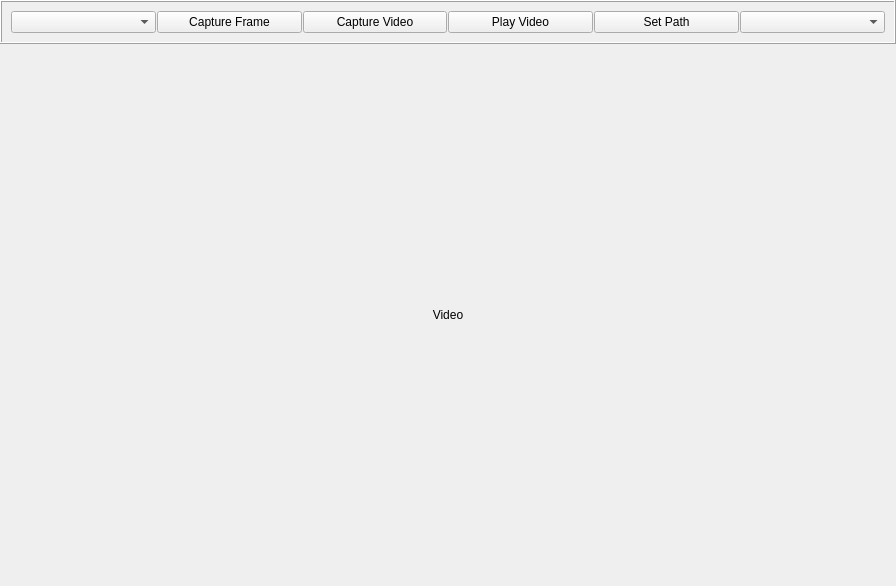
Before: the Qt Designer form mainwindow.ui in Nachos-mic/Aplikacja_Strumienie_Wideo, drawn with Qt 5.
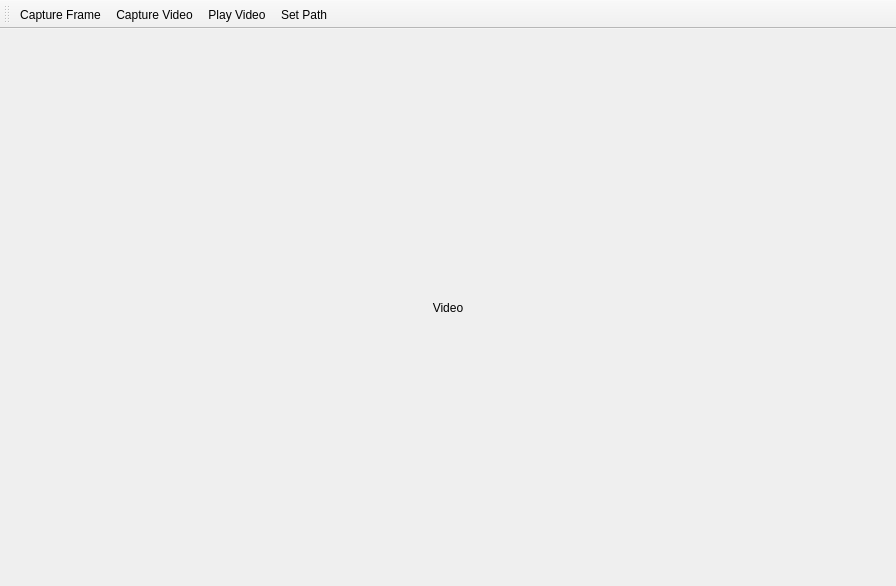
After: the same form once the commit is applied.

Commit message: Zmieniono na faktyczny toolbar

Patch:
```diff
--- a/mainwindow.ui
+++ b/mainwindow.ui
@@ -30,61 +30,6 @@
     <property name="bottomMargin">
      <number>0</number>
     </property>
-    <item>
-     <widget class="QFrame" name="controlBar">
-      <property name="sizePolicy">
-       <sizepolicy hsizetype="Preferred" vsizetype="Fixed">
-        <horstretch>0</horstretch>
-        <verstretch>0</verstretch>
-       </sizepolicy>
-      </property>
-      <property name="frameShape">
-       <enum>QFrame::Box</enum>
-      </property>
-      <property name="frameShadow">
-       <enum>QFrame::Raised</enum>
-      </property>
-      <layout class="QHBoxLayout" name="horizontalLayout">
-       <property name="spacing">
-        <number>1</number>
-       </property>
-       <item>
-        <widget class="QComboBox" name="cameraComboBox"/>
-       </item>
-       <item>
-        <widget class="QPushButton" name="captureFrameButton">
-         <property name="text">
-          <string>Capture Frame</string>
-         </property>
-        </widget>
-       </item>
-       <item>
-        <widget class="QPushButton" name="captureVideoButton">
-         <property name="text">
-          <string>Capture Video</string>
-         </property>
-        </widget>
-       </item>
-       <item>
-        <widget class="QPushButton" name="playVideoButton">
-         <property name="text">
-          <string>Play Video</string>
-         </property>
-        </widget>
-       </item>
-       <item>
-        <widget class="QPushButton" name="setPathButton">
-         <property name="text">
-          <string>Set Path</string>
-         </property>
-        </widget>
-       </item>
-       <item>
-        <widget class="QComboBox" name="filterComboBox"/>
-       </item>
-      </layout>
-     </widget>
-    </item>
     <item>
      <widget class="QLabel" name="label">
       <property name="enabled">
@@ -106,6 +51,53 @@
     </item>
    </layout>
   </widget>
+  <widget class="QToolBar" name="toolBar">
+   <property name="windowTitle">
+    <string>toolBar</string>
+   </property>
+   <attribute name="toolBarArea">
+    <enum>TopToolBarArea</enum>
+   </attribute>
+   <attribute name="toolBarBreak">
+    <bool>false</bool>
+   </attribute>
+   <addaction name="captureFrameButton"/>
+   <addaction name="captureVideoButton"/>
+   <addaction name="playVideoButton"/>
+   <addaction name="setPathButton"/>
+  </widget>
+  <action name="captureFrameButton">
+   <property name="text">
+    <string>Capture Frame</string>
+   </property>
+   <property name="menuRole">
+    <enum>QAction::NoRole</enum>
+   </property>
+  </action>
+  <action name="captureVideoButton">
+   <property name="text">
+    <string>Capture Video</string>
+   </property>
+   <property name="menuRole">
+    <enum>QAction::NoRole</enum>
+   </property>
+  </action>
+  <action name="setPathButton">
+   <property name="text">
+    <string>Set Path</string>
+   </property>
+   <property name="menuRole">
+    <enum>QAction::NoRole</enum>
+   </property>
+  </action>
+  <action name="playVideoButton">
+   <property name="text">
+    <string>Play Video</string>
+   </property>
+   <property name="menuRole">
+    <enum>QAction::NoRole</enum>
+   </property>
+  </action>
  </widget>
  <resources/>
  <connections/>
```
The commit also changes 3 other files.
